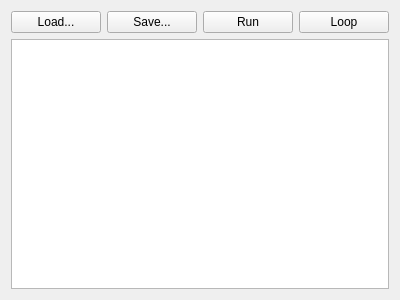
Old version of the form epyqlib/scriptingview.ui in the repository epcpower/stlib.
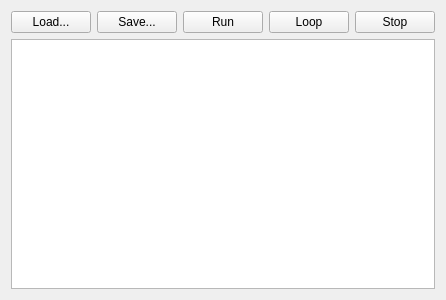
New version of the form.

Commit message:
Add script stop button and rework ux accordingly
Ref T734

The edit to the form file:
```diff
--- a/epyqlib/scriptingview.ui
+++ b/epyqlib/scriptingview.ui
@@ -19,9 +19,6 @@
      <property name="text">
       <string>Run</string>
      </property>
-     <property name="checkable">
-      <bool>true</bool>
-     </property>
     </widget>
    </item>
    <item row="0" column="0">
@@ -31,24 +28,28 @@
      </property>
     </widget>
    </item>
-   <item row="0" column="1">
-    <widget class="QPushButton" name="save_button">
-     <property name="text">
-      <string>Save...</string>
-     </property>
-    </widget>
-   </item>
    <item row="0" column="3">
     <widget class="QPushButton" name="loop_button">
      <property name="text">
       <string>Loop</string>
      </property>
-     <property name="checkable">
-      <bool>true</bool>
+    </widget>
+   </item>
+   <item row="0" column="1">
+    <widget class="QPushButton" name="save_button">
+     <property name="text">
+      <string>Save...</string>
      </property>
     </widget>
    </item>
-   <item row="1" column="0" colspan="4">
+   <item row="0" column="4">
+    <widget class="QPushButton" name="stop_button">
+     <property name="text">
+      <string>Stop</string>
+     </property>
+    </widget>
+   </item>
+   <item row="1" column="0" colspan="5">
     <widget class="QPlainTextEdit" name="csv_edit"/>
    </item>
   </layout>
```
The commit also changes 1 other file.
